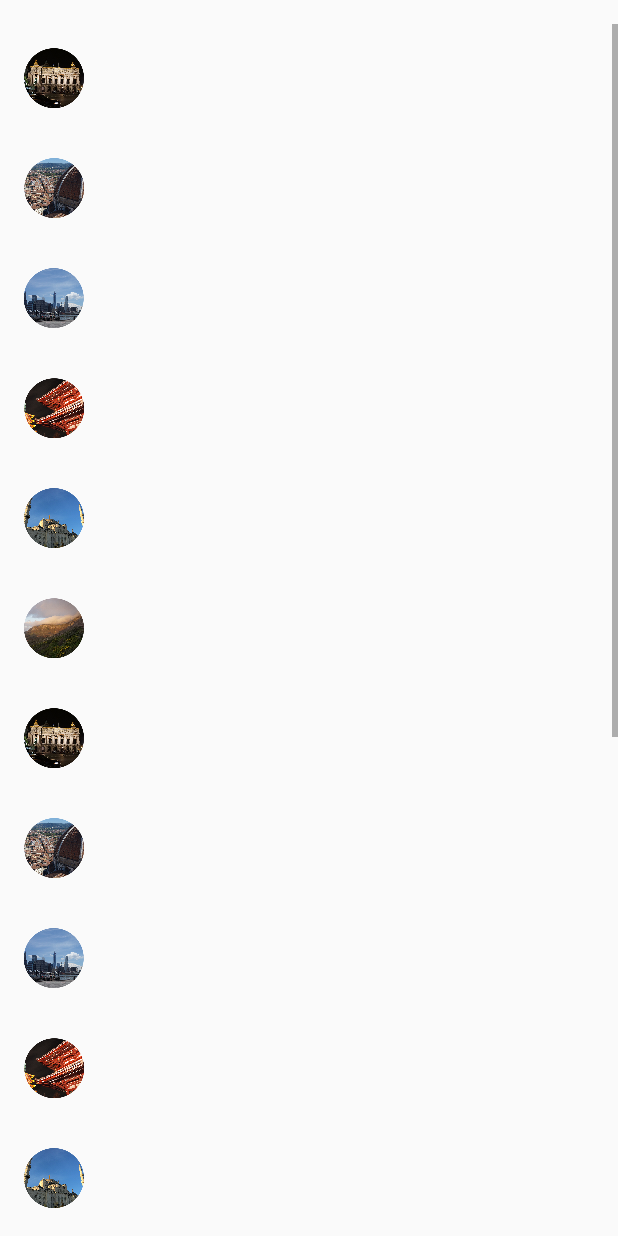
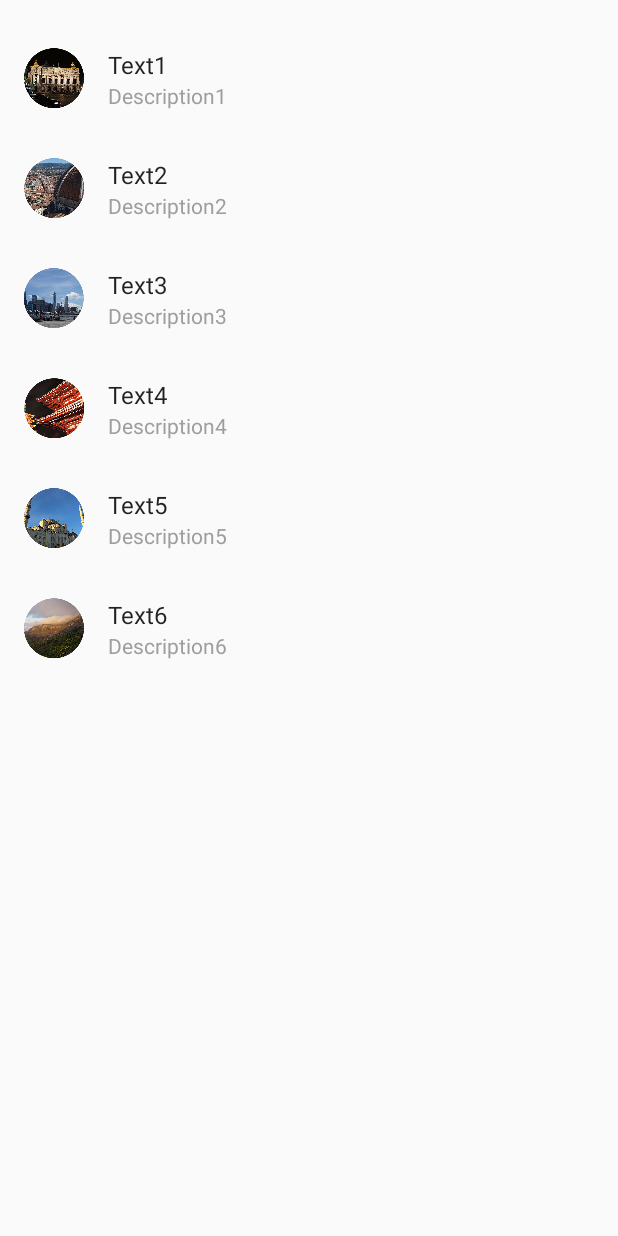
Before and after one commit to IT-Church/NewOrgShop, an Android app: the fragment ListContentFragment shown on its own in the app's theme, on a phone screen of 412 x 824 dp. Run offline under Robolectric (Android 15) with nearby library versions, the phone set to English and light mode, and no system bars; our stand-ins replace Firebase (no records; nobody signed in at launch, a user with empty details on screens opened directly).

Commit message:
Firebase begin

```diff
--- a/MasterProj/app/src/main/java/com/paramonod/kikos/ListContentFragment.java
+++ b/MasterProj/app/src/main/java/com/paramonod/kikos/ListContentFragment.java
@@ -30,28 +30,31 @@ import android.view.View;
 import android.view.ViewGroup;
 import android.widget.ImageView;
 import android.widget.TextView;
-
-import java.util.ArrayList;
-import java.util.List;
+import com.google.android.gms.common.api.GoogleApiClient;
+import com.google.firebase.database.DatabaseReference;
+import com.firebase.ui.database.FirebaseRecyclerAdapter;
+import com.google.firebase.database.FirebaseDatabase;
 
 import com.example.android.materialdesigncodelab.R;
-
-import org.apache.http.NameValuePair;
-import org.json.JSONArray;
-import org.json.JSONException;
-import org.json.JSONObject;
 
 /**
  * Provides UI for the view with List.
  */
 public class ListContentFragment extends Fragment {
+    public static int flag = 0;
+    public static int[] idx;
 
     @Override
     public View onCreateView(LayoutInflater inflater, ViewGroup container,
                              Bundle savedInstanceState) {
         RecyclerView recyclerView = (RecyclerView) inflater.inflate(
                 R.layout.recycler_view, container, false);
-        ContentAdapter adapter = new ContentAdapter(recyclerView.getContext());
+        ContentAdapter adapter;
+
+        if(flag == 0){
+            adapter = new ContentAdapter(recyclerView.getContext());}
+        else{
+            adapter = new ContentAdapter(recyclerView.getContext(),idx);}
         recyclerView.setAdapter(adapter);
         recyclerView.setHasFixedSize(true);
         recyclerView.setLayoutManager(new LinearLayoutManager(getActivity()));
@@ -62,7 +65,6 @@ public class ListContentFragment extends Fragment {
         public ImageView avator;
         public TextView name;
         public TextView description;
-
         public ViewHolder(LayoutInflater inflater, ViewGroup parent) {
             super(inflater.inflate(R.layout.item_list, parent, false));
             avator = (ImageView) itemView.findViewById(R.id.list_avatar);
@@ -73,7 +75,10 @@ public class ListContentFragment extends Fragment {
                 public void onClick(View v) {
                     Context context = v.getContext();
                     Intent intent = new Intent(context, DetailActivity.class);
-                    intent.putExtra(DetailActivity.EXTRA_POSITION, getAdapterPosition());
+                    if(flag == 0)  intent.putExtra(DetailActivity.EXTRA_POSITION, getAdapterPosition());
+                    else{
+                        intent.putExtra(DetailActivity.EXTRA_POSITION,idx[getAdapterPosition()]);
+                    }
                     context.startActivity(intent);
                 }
             });
@@ -85,95 +90,17 @@ public class ListContentFragment extends Fragment {
      */
     public static class ContentAdapter extends RecyclerView.Adapter<ViewHolder> {
         // Set numbers of List in RecyclerView.
-        private static final String TAG_SUCCESS = "success";
-        private static final String TAG_PRODUCTS = "Shops";
-        private static final String TAG_PID = "idShops";
-        private static final String TAG_NAME = "ShopName";
-        JSONParser jParser = new JSONParser();
-        private static String url_all_products = "thtp://192.168.0.111/products.php";
-        JSONArray products = null;
-        private static final int LENGTH = 18;
+        private static  int LENGTH =6;
 
-        private final String[] mPlaces;
-        private final String[] mPlaceDesc;
-        private final Drawable[] mPlaceAvators;
-        private ArrayList<String> Places = new ArrayList<>();
-        private ArrayList<String> PlaceDesc = new ArrayList<>();
-        private ArrayList<String> Ava = new ArrayList<>();
-
-        class LoadAllProducts /* extends AsyncTask<String, String, String> */{
-
-
-            /**
-             * Получаем все продукт из url
-             */
-            protected String Load() /*String doInBackground(String... args)*/ {
-                // Будет хранить параметры
-                List<NameValuePair> params = new ArrayList<NameValuePair>();
-                // получаем JSON строк с URL
-                JSONObject json = jParser.makeHttpRequest(url_all_products, "GET", params);
-
-                //Log.d("All Products: ", json.toString());
-
-                try {
-                    // Получаем SUCCESS тег для проверки статуса ответа сервера
-                    int success = 1/*json.getInt(TAG_SUCCESS)*/;
-
-                    if (success == 1) {
-                        // продукт найден
-                        // Получаем масив из Продуктов
-                        products = json.getJSONArray(TAG_PRODUCTS);
-
-                        // перебор всех продуктов
-                        for (int i = 0; i < products.length(); i++) {
-                            JSONObject c = products.getJSONObject(i);
-
-                            // Сохраняем каждый json елемент в переменную
-                            String id = c.getString(TAG_PID);
-                            String name = c.getString(TAG_NAME);
-
-                            // Создаем новый HashMap
-                            //HashMap<String, String> map = new HashMap<String, String>();
-
-                            // добавляем каждый елемент в HashMap ключ => значение
-                            // map.put(TAG_PID, id);
-                            //map.put(TAG_NAME, name);
-                            Places.add(id);
-                            PlaceDesc.add(name);
-
-
-                            // добавляем HashList в ArrayList
-                            //productsList.add(map);
-                        }
-                    }/* else {
-                        // продукт не найден
-                        // Запускаем Add New Product Activity
-                        Intent i = new Intent(getApplicationContext(),
-                                NewProductActivity.class);
-                        // Закрытие всех предыдущие activities
-                        i.addFlags(Intent.FLAG_ACTIVITY_CLEAR_TOP);
-                        startActivity(i);
-                    }*/
-                } catch (JSONException e) {
-                    e.printStackTrace();
-                }
-
-                return null;
-            }
-        }
-
+        public final String[] mPlaces;
+        public final String[] mPlaceDesc;
+        public final Drawable[] mPlaceAvators;
 
         public ContentAdapter(Context context) {
             Resources resources = context.getResources();
-            /*mPlaces = resources.getStringArray(R.array.places);
-            mPlaceDesc = resources.getStringArray(R.array.place_desc);*/
-            new LoadAllProducts().Load();
-            mPlaces = new String[Places.size()];
-            mPlaceDesc = new String[PlaceDesc.size()];
-            for (int i = 0; i < Places.size(); i++) {
-                mPlaces[i] = Places.get(i);
-                mPlaceDesc[i] = PlaceDesc.get(i);
-            }
+            LENGTH =6;
+            mPlaces = resources.getStringArray(R.array.places);
+            mPlaceDesc = resources.getStringArray(R.array.place_desc);
             TypedArray a = resources.obtainTypedArray(R.array.place_avator);
             mPlaceAvators = new Drawable[a.length()];
             for (int i = 0; i < mPlaceAvators.length; i++) {
@@ -181,8 +108,24 @@ public class ListContentFragment extends Fragment {
             }
             a.recycle();
         }
+        public ContentAdapter(Context context,int[] idx) {
+            Resources resources = context.getResources();
+            String[] temMPlaces = resources.getStringArray(R.array.places);
+            String[] temMPlaceDesc = resources.getStringArray(R.array.place_desc);
+            TypedArray a= resources.obtainTypedArray(R.array.place_avator);
 
+            LENGTH = idx.length;
+            mPlaces = new String[LENGTH];
+            mPlaceDesc = new String[LENGTH];
+            mPlaceAvators = new Drawable[LENGTH];
 
+            for (int i = 0; i <idx.length ; i++) {
+                mPlaces[i] = temMPlaces[idx[i]];
+                mPlaceDesc[i] = temMPlaceDesc[idx[i]];
+                mPlaceAvators[i] = a.getDrawable(idx[i]);
+            }
+            a.recycle();
+        }
         @Override
         public ViewHolder onCreateViewHolder(ViewGroup parent, int viewType) {
             return new ViewHolder(LayoutInflater.from(parent.getContext()), parent);
@@ -190,9 +133,9 @@ public class ListContentFragment extends Fragment {
 
         @Override
         public void onBindViewHolder(ViewHolder holder, int position) {
-            holder.avator.setImageDrawable(mPlaceAvators[position % mPlaceAvators.length]);
-            holder.name.setText(mPlaces[position % mPlaces.length]);
-            holder.description.setText(mPlaceDesc[position % mPlaceDesc.length]);
+            holder.avator.setImageDrawable(mPlaceAvators[position]);
+            holder.name.setText(mPlaces[position]);
+            holder.description.setText(mPlaceDesc[position]);
         }
 
         @Override
--- a/MasterProj/app/src/main/java/com/paramonod/kikos/MainActivity.java
+++ b/MasterProj/app/src/main/java/com/paramonod/kikos/MainActivity.java
@@ -96,7 +96,8 @@ public class MainActivity extends AppCompatActivity {
     final public MapViewFragment MapFr = new MapViewFragment();
     final public ProgressView PrFr = new ProgressView();
     final public CardContentFragment Cardfr = new CardContentFragment();
-    final public ListContentFragment1 Listfr = new ListContentFragment1();
+    final public ListContentFragment Listfr = new ListContentFragment();
+
     final public CategoryContentFragment CatFr = new CategoryContentFragment();
     public int x;
     public static Intent intent;
@@ -174,7 +175,7 @@ public class MainActivity extends AppCompatActivity {
                              //           .replace(R.id.fragment1, PrFr)
                              //           .commit();
                                 Manager.beginTransaction()
-                                        .replace(R.id.fragment1, Cardfr)
+                                        .replace(R.id.fragment1, Listfr)
                                         .commit();
 
                                 // asyncTask.execute(R.id.Third);
```
